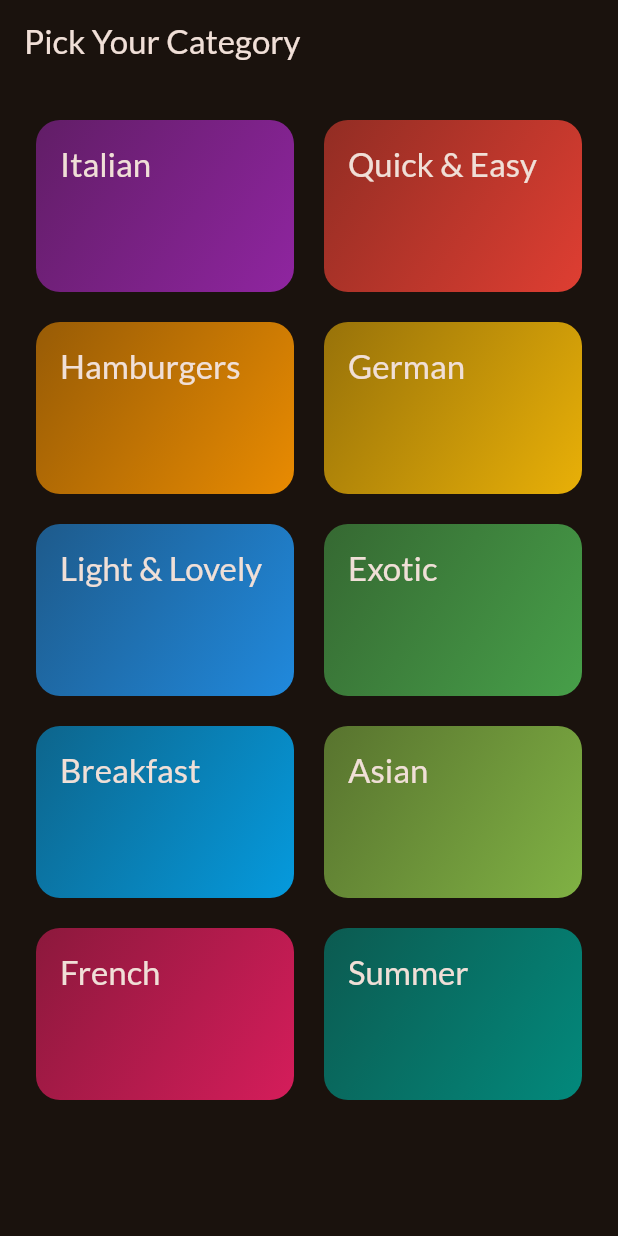
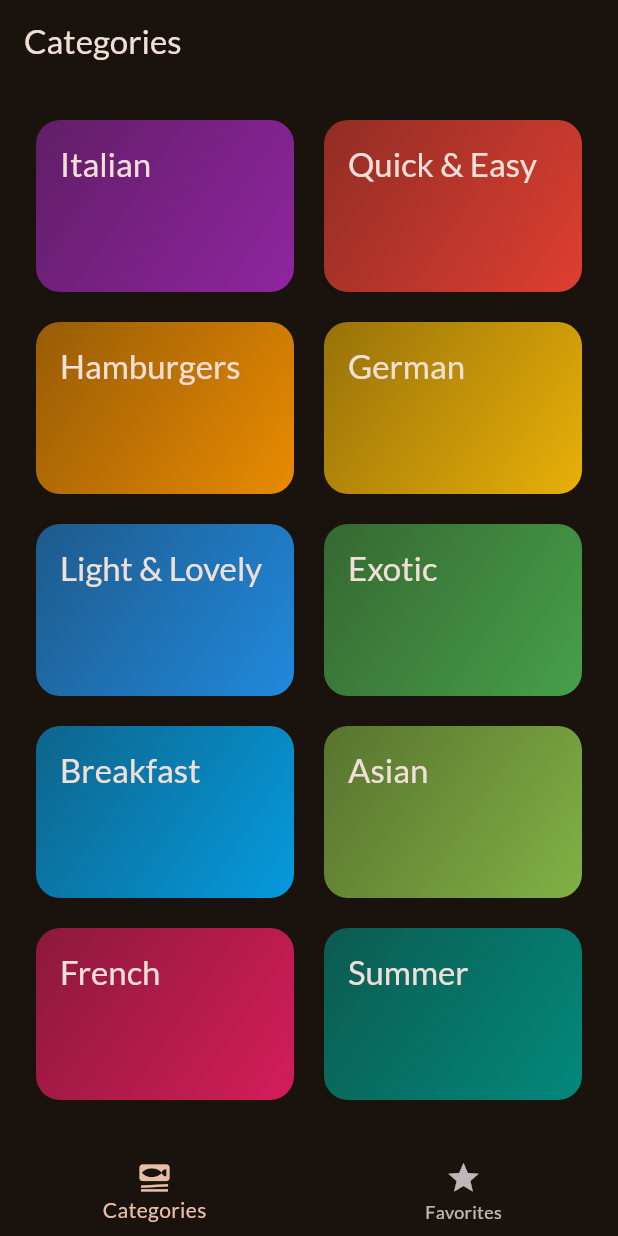
Before and after one commit to abhishekparihar/flutter-course, a Flutter app: the screen it shows after launch, on a phone screen of 412 x 824 dp. Run offline on Flutter 3.47's test engine with Material 3 defaults, Android fonts, the light colour scheme and no system bars; our stand-ins replace google_fonts, transparent_image.

Commit message:
meals with Tab

```diff
--- a/meals/lib/main.dart
+++ b/meals/lib/main.dart
@@ -1,7 +1,7 @@
 import 'package:flutter/material.dart';
 
 import 'package:google_fonts/google_fonts.dart';
-import 'package:meals/screens/categories.dart';
+import 'package:meals/screens/tabs.dart';
 
 final theme = ThemeData(
   useMaterial3: true,
@@ -21,9 +21,6 @@ class App extends StatelessWidget {
 
   @override
   Widget build(BuildContext context) {
-    return MaterialApp(
-      theme: theme,
-      home: CategoriesScreen(),
-    );
+    return MaterialApp(theme: theme, home: TabsScreen());
   }
 }
--- a/meals/lib/screens/categories.dart
+++ b/meals/lib/screens/categories.dart
@@ -1,11 +1,14 @@
 import 'package:flutter/material.dart';
 import 'package:meals/data/dummy_data.dart';
 import 'package:meals/models/category.dart';
+import 'package:meals/models/meal.dart';
 import 'package:meals/screens/meals.dart';
 import 'package:meals/widgets/category_grid_item.dart';
 
 class CategoriesScreen extends StatelessWidget {
-  const CategoriesScreen({super.key});
+  const CategoriesScreen({super.key, required this.onToggleFavorite});
+
+  final void Function(Meal meal) onToggleFavorite;
 
   void _selectedCategory(BuildContext context, Category category) {
     final filteredMeals = dummyMeals
@@ -14,17 +17,18 @@ class CategoriesScreen extends StatelessWidget {
 
     Navigator.of(context).push(
       MaterialPageRoute(
-        builder: (ctx) =>
-            MealsScreen(title: category.title, meals: filteredMeals),
+        builder: (ctx) => MealsScreen(
+          title: category.title,
+          meals: filteredMeals,
+          onToggleFavorite: onToggleFavorite,
+        ),
       ),
     );
   }
 
   @override
   Widget build(BuildContext context) {
-    return Scaffold(
-      appBar: AppBar(title: Text('Pick Your Category')),
-      body: GridView(
+    return GridView(
       padding: EdgeInsets.all(24),
       gridDelegate: SliverGridDelegateWithFixedCrossAxisCount(
         crossAxisCount: 2,
@@ -41,7 +45,6 @@ class CategoriesScreen extends StatelessWidget {
             },
           ),
       ],
-      ),
     );
   }
 }
--- /dev/null
+++ b/meals/lib/screens/tabs.dart
@@ -0,0 +1,78 @@
+import 'package:flutter/material.dart';
+import 'package:meals/models/meal.dart';
+import 'package:meals/screens/categories.dart';
+import 'package:meals/screens/meals.dart';
+
+class TabsScreen extends StatefulWidget {
+  const TabsScreen({super.key});
+
+  @override
+  State<TabsScreen> createState() {
+    return _TabsScreenState();
+  }
+}
+
+class _TabsScreenState extends State<TabsScreen> {
+  int _selectedPageIndex = 0;
+  final List<Meal> _favoriteMeals = [];
+
+  void _showMessage(String message) {
+    ScaffoldMessenger.of(context).clearSnackBars();
+    ScaffoldMessenger.of(
+      context,
+    ).showSnackBar(SnackBar(content: Text(message)));
+  }
+
+  void _toggleFavoriteStatus(Meal meal) {
+    final isExisting = _favoriteMeals.contains(meal);
+    if (isExisting) {
+      setState(() {
+        _favoriteMeals.remove(meal);
+        _showMessage('Meal removed from favorites');
+      });
+    } else {
+      setState(() {
+        _favoriteMeals.add(meal);
+        _showMessage('Meal added to favorites');
+      });
+    }
+  }
+
+  void _selectPage(int index) {
+    setState(() {
+      _selectedPageIndex = index;
+    });
+  }
+
+  @override
+  Widget build(BuildContext context) {
+    Widget activePage = CategoriesScreen(
+      onToggleFavorite: _toggleFavoriteStatus,
+    );
+    var activePageTitle = 'Categories';
+
+    if (_selectedPageIndex == 1) {
+      // Replace with your Favorites screen widget
+      activePage = MealsScreen(
+        meals: _favoriteMeals,
+        onToggleFavorite: _toggleFavoriteStatus,
+      );
+      activePageTitle = 'Favorites';
+    }
+    return Scaffold(
+      appBar: AppBar(title: Text(activePageTitle)),
+      body: activePage,
+      bottomNavigationBar: BottomNavigationBar(
+        onTap: _selectPage,
+        currentIndex: _selectedPageIndex,
+        items: [
+          BottomNavigationBarItem(
+            icon: Icon(Icons.set_meal),
+            label: 'Categories',
+          ),
+          BottomNavigationBarItem(icon: Icon(Icons.star), label: 'Favorites'),
+        ],
+      ),
+    );
+  }
+}
```
Also changed, not shown: meals/lib/screens/meal_detail_screen.dart (+17 -2 lines), meals/lib/screens/meals.dart (+23 -9 lines). Lines whose indentation alone changed are shown as unchanged.
